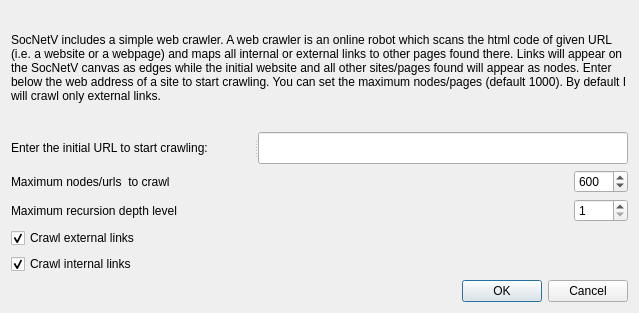
Before: the Qt Designer form src/forms/webcrawlerdialog.ui in socnetv/app, drawn with Qt 5.
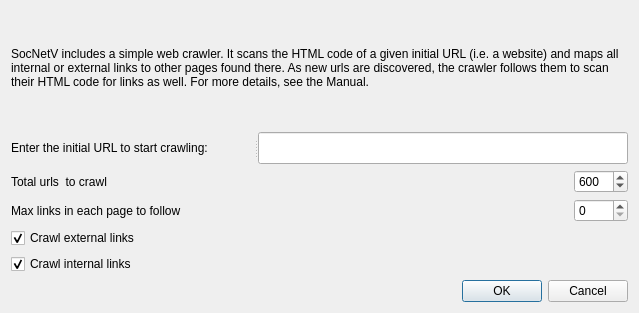
After: the same form once the commit is applied.

Commit message: fixed crawler dialog to let the user specify maxLinksInPage as well

Patch:
```diff
--- a/src/forms/webcrawlerdialog.ui
+++ b/src/forms/webcrawlerdialog.ui
@@ -29,9 +29,9 @@
       </sizepolicy>
      </property>
      <property name="text">
-      <string>SocNetV includes a simple web crawler.  
-A web crawler is an online robot which scans the html code of given URL  (i.e. a website or a webpage) and maps all internal or external links to other pages found there. Links will appear on the SocNetV canvas as edges while the initial website and all other sites/pages found will appear as nodes. 
- Enter below the web address of  a site to start crawling. You can set the maximum nodes/pages (default 1000). By default I will crawl only external links.</string>
+      <string>SocNetV includes a simple web crawler. It scans the HTML  code of a given initial URL  (i.e. a website) and maps all internal or external links to other pages found there. As new urls are discovered, the crawler follows them to scan their HTML code for links as well. 
+
+ For more details, see the Manual.</string>
      </property>
      <property name="textFormat">
       <enum>Qt::RichText</enum>
@@ -94,7 +94,7 @@
         </size>
        </property>
        <property name="text">
-        <string>Maximum recursion depth level</string>
+        <string>Max links in each page to follow</string>
        </property>
       </widget>
      </item>
@@ -125,7 +125,13 @@
 Set value to 1, if you just want to display links from the source website...</string>
        </property>
        <property name="minimum">
-        <number>1</number>
+        <number>0</number>
+       </property>
+       <property name="maximum">
+        <number>500</number>
+       </property>
+       <property name="value">
+        <number>0</number>
        </property>
       </widget>
      </item>
@@ -138,7 +144,7 @@
         </size>
        </property>
        <property name="text">
-        <string>Maximum nodes/urls  to crawl</string>
+        <string>Total urls  to crawl</string>
        </property>
       </widget>
      </item>
```
Left out of the diff: 23 changed lines with no effect on the pictures. The commit also changes 3 other files.
